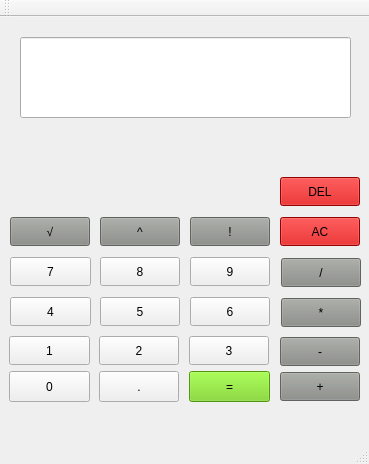
First picture: the form in src/IVS-kalkulacka/mainwindow.ui, repository Skalin/IVS2, before the edit.
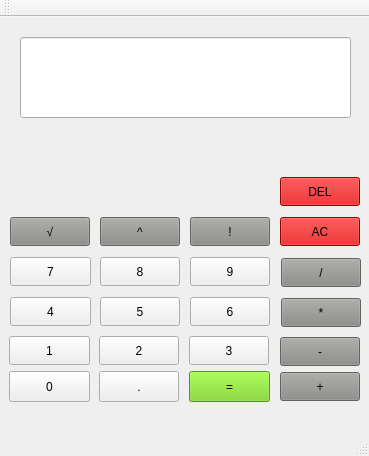
Second picture: the form after the edit.

Commit message: added comments and size restrictions

What changed in the file:
```diff
--- a/src/IVS-kalkulacka/mainwindow.ui
+++ b/src/IVS-kalkulacka/mainwindow.ui
@@ -7,9 +7,21 @@
     <x>0</x>
     <y>0</y>
     <width>369</width>
-    <height>464</height>
+    <height>456</height>
    </rect>
   </property>
+  <property name="minimumSize">
+   <size>
+    <width>369</width>
+    <height>456</height>
+   </size>
+  </property>
+  <property name="maximumSize">
+   <size>
+    <width>369</width>
+    <height>456</height>
+   </size>
+  </property>
   <property name="windowTitle">
    <string>MainWindow</string>
   </property>
```
The commit also changes 2 other files.
